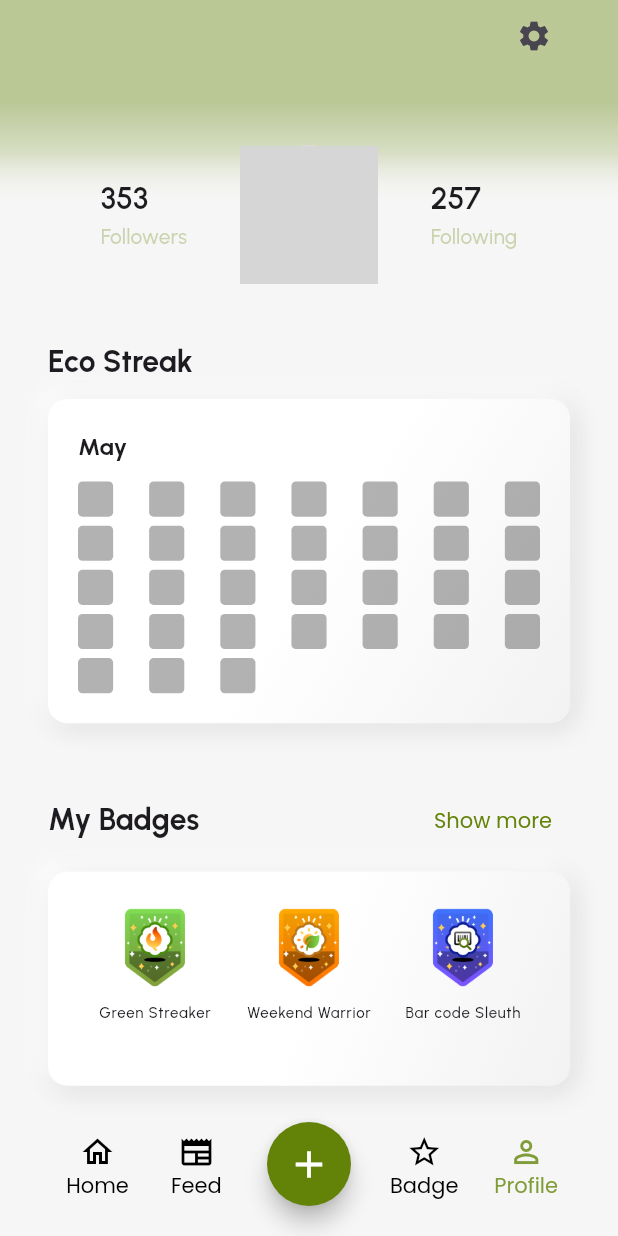
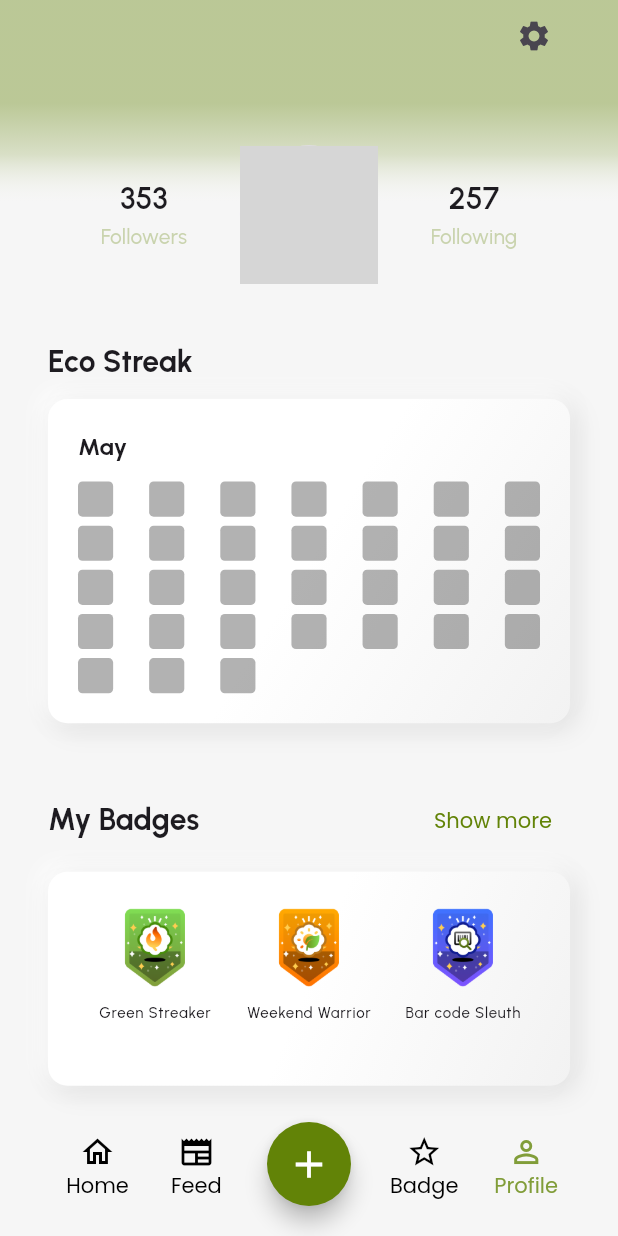
Before and after one commit to Itsmeejoshiee/TrashTrackr, a Flutter app: the screen it shows once a user with an empty profile is signed in, item 4 of the bottom bar chosen, on a phone screen of 412 x 824 dp. Run offline on Flutter 3.47's test engine with Material 3 defaults, Android fonts, the phone set to English and light mode, and no system bars; our stand-ins replace camera, card_swiper, cloud_firestore, firebase_auth, firebase_core, firebase_storage and 15 more; accounts and stored records are empty; network calls fail; grey boxes are pictures that could not be loaded.

Commit message:
Update: wrap to column

```diff
--- a/lib/core/widgets/profile/profile_header.dart
+++ b/lib/core/widgets/profile/profile_header.dart
@@ -32,8 +32,8 @@ class ProfileHeader extends StatelessWidget {
         Row(
           mainAxisAlignment: MainAxisAlignment.spaceEvenly,
           children: [
-            Wrap(
-              direction: Axis.vertical,
+            Column(
+              crossAxisAlignment: CrossAxisAlignment.center,
               children: [
                 Text(
                   '$followers',
@@ -53,8 +53,8 @@ class ProfileHeader extends StatelessWidget {
               foregroundImage: image,
               radius: 46,
             ),
-            Wrap(
-              direction: Axis.vertical,
+            Column(
+              crossAxisAlignment: CrossAxisAlignment.center,
               children: [
                 Text(
                   '$following',
```
